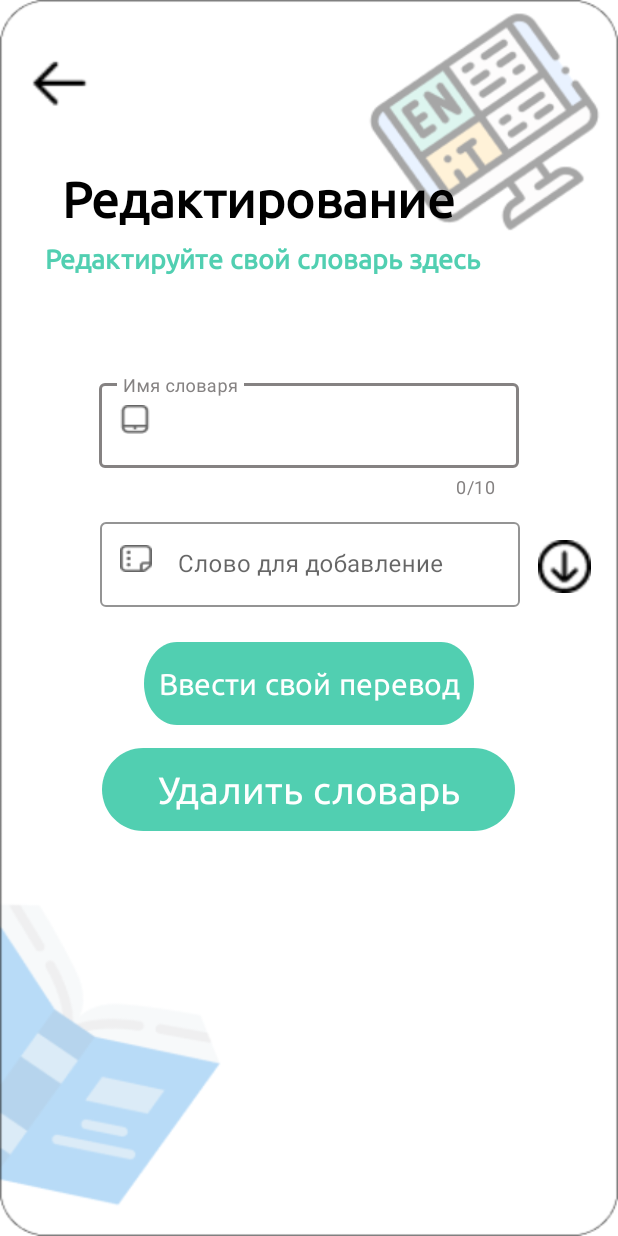
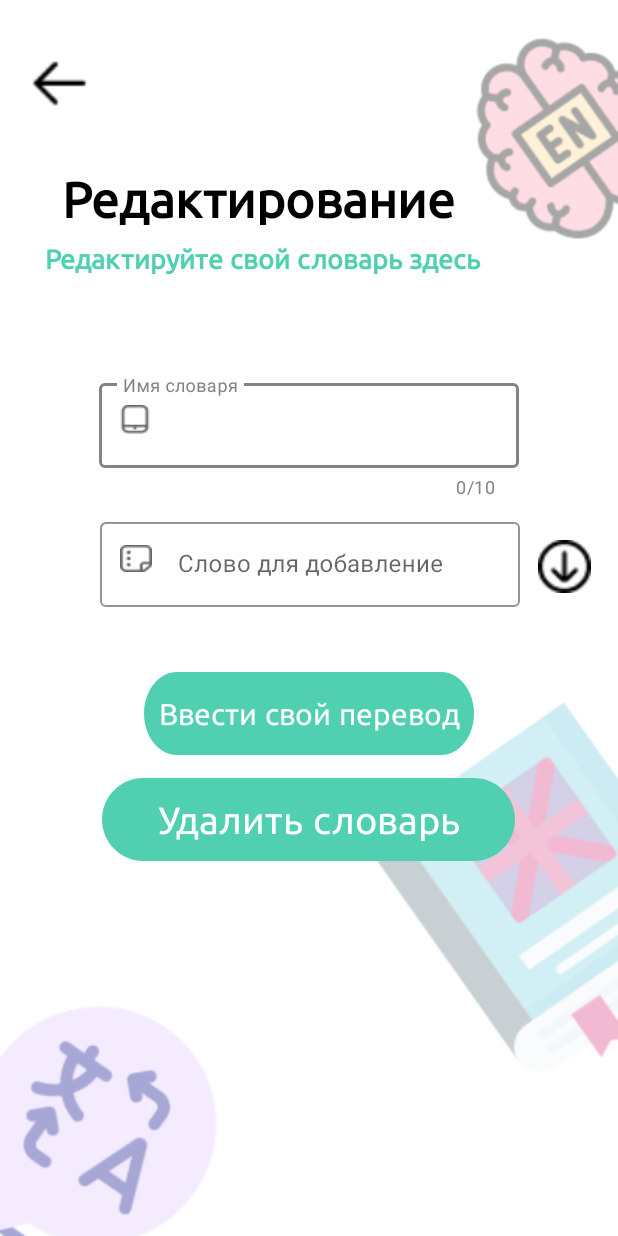
Before and after one commit to sashakok228/pickup, an Android app: the MainActivity5 screen opened directly, with no data from a screen before it, on a phone screen of 412 x 824 dp. Run offline under Robolectric (Android 15) with nearby library versions, the phone set to English and light mode, and no system bars; our stand-ins replace Firebase (no records; nobody signed in at launch, a user with empty details on screens opened directly); 1 statement that could not run was skipped.

Commit message:
fix disain bug

```diff
--- a/app/src/main/res/layout/activity_login_pot.xml
+++ b/app/src/main/res/layout/activity_login_pot.xml
@@ -5,7 +5,7 @@
     android:layout_width="match_parent"
     android:layout_height="match_parent"
     android:orientation="vertical"
-    android:background="@drawable/tema3"
+    android:background="@drawable/tema2"
     tools:context=".LoginPOT_activity">
 
 <LinearLayout
--- a/app/src/main/res/layout/activity_main.xml
+++ b/app/src/main/res/layout/activity_main.xml
@@ -4,7 +4,7 @@
     xmlns:tools="http://schemas.android.com/tools"
     android:layout_width="match_parent"
     android:layout_height="match_parent"
-    android:background="@drawable/tema"
+    android:background="@drawable/tema1"
     tools:context=".MainActivity">
 
     <LinearLayout
--- a/app/src/main/res/layout/activity_main3.xml
+++ b/app/src/main/res/layout/activity_main3.xml
@@ -4,7 +4,7 @@
     xmlns:tools="http://schemas.android.com/tools"
     android:layout_width="match_parent"
     android:layout_height="match_parent"
-    android:background="@drawable/tema2"
+    android:background="@drawable/tema"
     tools:context=".MainActivity3">
     <LinearLayout
         android:layout_width="match_parent"
--- a/app/src/main/res/layout/activity_main32.xml
+++ b/app/src/main/res/layout/activity_main32.xml
@@ -5,7 +5,7 @@
     android:layout_width="match_parent"
     android:layout_height="match_parent"
     android:orientation="vertical"
-    android:background="@drawable/tema"
+    android:background="@drawable/tema2"
 
     tools:context=".MainActivity32">
 <LinearLayout
--- a/app/src/main/res/layout/activity_main5.xml
+++ b/app/src/main/res/layout/activity_main5.xml
@@ -4,7 +4,7 @@
     xmlns:tools="http://schemas.android.com/tools"
     android:layout_width="match_parent"
     android:layout_height="match_parent"
-    android:background="@drawable/tema4"
+    android:background="@drawable/tema3"
     tools:context=".MainActivity5">
 <LinearLayout
     android:layout_width="match_parent"
@@ -46,13 +46,17 @@
         android:textStyle="bold"
 
         />
-
+    <LinearLayout
+        android:background="@color/white"
+        android:layout_gravity="center"
+        android:layout_marginTop="50dp"
+        android:layout_width="wrap_content"
+        android:layout_height="wrap_content">
     <com.google.android.material.textfield.TextInputLayout
         android:layout_width="wrap_content"
         android:layout_height="wrap_content"
         android:layout_gravity="center"
         style="@style/Widget.MaterialComponents.TextInputLayout.OutlinedBox"
-        android:layout_marginTop="50dp"
         app:startIconDrawable="@drawable/book"
         app:counterEnabled="true"
         app:counterMaxLength="10"
@@ -60,6 +64,7 @@
         app:boxStrokeColor="@color/Cray"
         app:hintTextColor="@color/Cray"
         >
+
         <com.google.android.material.textfield.TextInputEditText
             android:id="@+id/name_SLOVAR"
             android:layout_width="280dp"
@@ -69,6 +74,7 @@
             android:hint="Имя словаря"
             />
     </com.google.android.material.textfield.TextInputLayout>
+    </LinearLayout>
 <LinearLayout
     android:layout_width="match_parent"
     android:layout_height="80dp"
@@ -79,6 +85,7 @@
         android:layout_weight="0.98"
         ></LinearLayout>
     <LinearLayout
+        android:background="@color/white"
         android:layout_width="match_parent"
         android:layout_height="match_parent"
         android:layout_weight="0.33"
@@ -127,10 +134,14 @@
     </LinearLayout>
 </LinearLayout>
 
-
+    <LinearLayout
+        android:background="@color/white"
+        android:layout_gravity="center"
+        android:layout_marginTop="20dp"
+        android:layout_width="wrap_content"
+        android:layout_height="wrap_content">
     <com.google.android.material.textfield.TextInputLayout
         android:id="@+id/visb"
-        android:layout_marginTop="30dp"
         android:layout_width="wrap_content"
         android:layout_height="wrap_content"
         android:layout_gravity="center"
@@ -150,6 +161,7 @@
             android:visibility="gone"
             />
     </com.google.android.material.textfield.TextInputLayout>
+    </LinearLayout>
     <androidx.appcompat.widget.AppCompatButton
         android:layout_marginTop="15dp"
         android:layout_gravity="center"
--- a/app/src/main/res/layout/activity_main6.xml
+++ b/app/src/main/res/layout/activity_main6.xml
@@ -4,7 +4,7 @@
     xmlns:tools="http://schemas.android.com/tools"
     android:layout_width="match_parent"
     android:layout_height="match_parent"
-    android:background="@drawable/tema"
+    android:background="@drawable/tema1"
     tools:context=".MainActivity6">
 <LinearLayout
     android:layout_width="match_parent"
--- a/app/src/main/res/layout/activity_main61.xml
+++ b/app/src/main/res/layout/activity_main61.xml
@@ -4,7 +4,7 @@
     xmlns:tools="http://schemas.android.com/tools"
     android:layout_width="match_parent"
     android:layout_height="match_parent"
-    android:background="@drawable/tema"
+    android:background="@drawable/tema3"
 
     tools:context=".MainActivity61">
     <LinearLayout
--- a/app/src/main/res/layout/activity_main62.xml
+++ b/app/src/main/res/layout/activity_main62.xml
@@ -4,7 +4,7 @@
     xmlns:tools="http://schemas.android.com/tools"
     android:layout_width="match_parent"
     android:layout_height="match_parent"
-    android:background="@drawable/tema"
+    android:background="@drawable/tema2"
 
     tools:context=".MainActivity62">
     <LinearLayout
--- a/app/src/main/res/layout/activity_main63.xml
+++ b/app/src/main/res/layout/activity_main63.xml
@@ -4,7 +4,7 @@
     xmlns:tools="http://schemas.android.com/tools"
     android:layout_width="match_parent"
     android:layout_height="match_parent"
-    android:background="@drawable/tema"
+    android:background="@drawable/tema1"
     tools:context=".MainActivity63">
     <LinearLayout
         android:layout_width="match_parent"
--- a/app/src/main/res/layout/activity_main7.xml
+++ b/app/src/main/res/layout/activity_main7.xml
@@ -4,7 +4,7 @@
     xmlns:tools="http://schemas.android.com/tools"
     android:layout_width="match_parent"
     android:layout_height="match_parent"
-    android:background="@drawable/tema"
+    android:background="@drawable/tema3"
     tools:context=".MainActivity7">
 <LinearLayout
     android:layout_width="match_parent"
--- a/app/src/main/res/layout/activity_user.xml
+++ b/app/src/main/res/layout/activity_user.xml
@@ -4,6 +4,7 @@
     xmlns:tools="http://schemas.android.com/tools"
     android:layout_width="match_parent"
     android:layout_height="match_parent"
+    android:background="@drawable/tema1"
     tools:context=".user_activity">
     <LinearLayout
         android:layout_width="match_parent"
```
Also changed, not shown: app/src/main/res/layout/activity_login.xml (+14 -5 lines), app/src/main/res/layout/activity_main31.xml (+8 -3 lines), app/src/main/res/layout/activity_regestr.xml (+32 -11 lines), app/src/main/res/drawable/tema.png, app/src/main/res/drawable/tema1.png, app/src/main/res/drawable/tema2.png, app/src/main/res/drawable/tema3.png, app/src/main/res/drawable/tema4.png (deleted).
